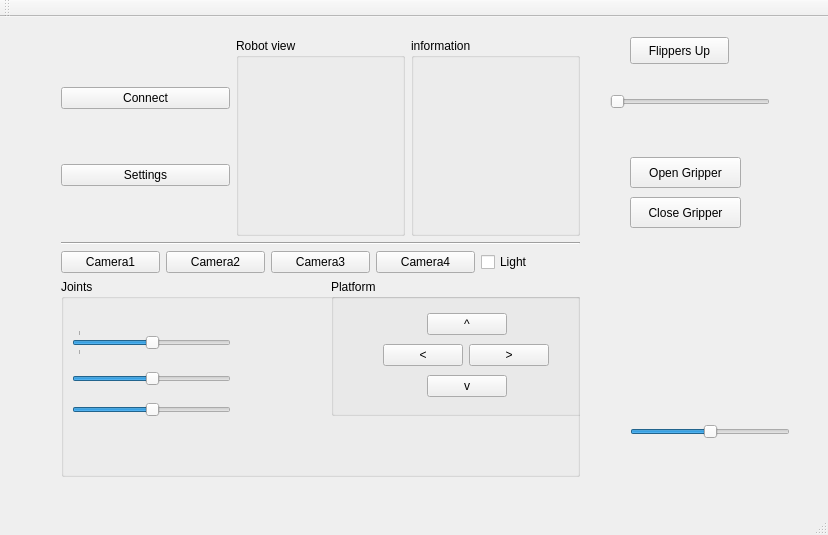
First picture: the form in qt_helloworld/gui/mainwindow.ui, repository VladMatyunin/robot_engineer, before the edit.
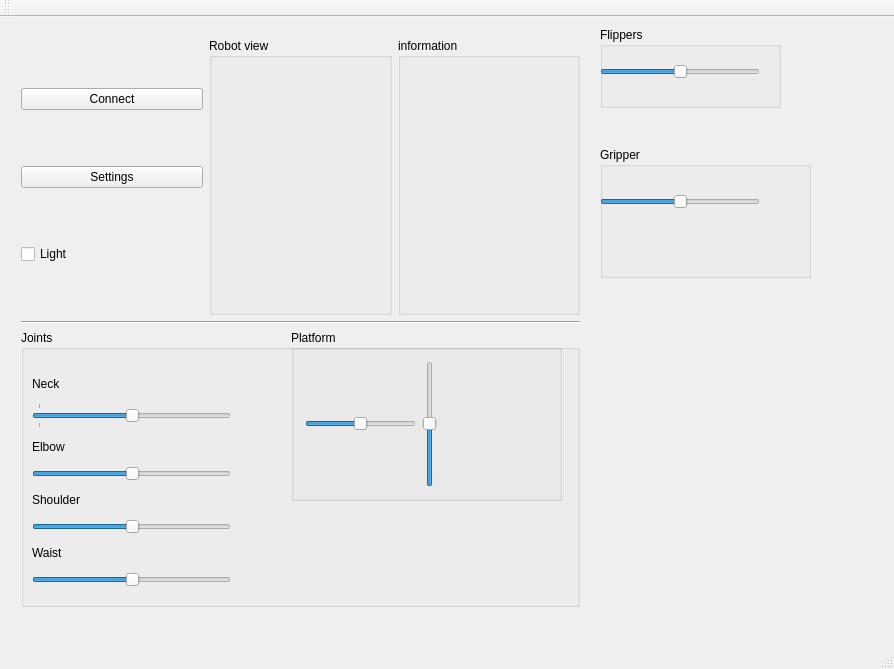
Second picture: the form after the edit.

Patch:
```diff
--- a/qt_helloworld/gui/mainwindow.ui
+++ b/qt_helloworld/gui/mainwindow.ui
@@ -6,8 +6,8 @@
    <rect>
     <x>0</x>
     <y>0</y>
-    <width>828</width>
-    <height>535</height>
+    <width>894</width>
+    <height>669</height>
    </rect>
   </property>
   <property name="windowTitle">
@@ -17,10 +17,10 @@
    <widget class="QWidget" name="verticalLayoutWidget_3">
     <property name="geometry">
      <rect>
-      <x>50</x>
+      <x>10</x>
       <y>10</y>
-      <width>541</width>
-      <height>461</height>
+      <width>581</width>
+      <height>591</height>
      </rect>
     </property>
     <layout class="QVBoxLayout" name="mainLayout">
@@ -42,6 +42,13 @@
            </property>
           </widget>
          </item>
+         <item>
+          <widget class="QCheckBox" name="lightToggle">
+           <property name="text">
+            <string>Light</string>
+           </property>
+          </widget>
+         </item>
         </layout>
        </item>
        <item>
@@ -67,45 +74,6 @@
        </property>
       </widget>
      </item>
-     <item>
-      <layout class="QHBoxLayout" name="horizontalLayout_6">
-       <item>
-        <widget class="QPushButton" name="pushButton_7">
-         <property name="text">
-          <string>Camera1</string>
-         </property>
-        </widget>
-       </item>
-       <item>
-        <widget class="QPushButton" name="pushButton_8">
-         <property name="text">
-          <string>Camera2</string>
-         </property>
-        </widget>
-       </item>
-       <item>
-        <widget class="QPushButton" name="pushButton_9">
-         <property name="text">
-          <string>Camera3</string>
-         </property>
-        </widget>
-       </item>
-       <item>
-        <widget class="QPushButton" name="pushButton_10">
-         <property name="text">
-          <string>Camera4</string>
-         </property>
-        </widget>
-       </item>
-       <item>
-        <widget class="QCheckBox" name="lightToggle">
-         <property name="text">
-          <string>Light</string>
-         </property>
-        </widget>
-       </item>
-      </layout>
-     </item>
      <item>
       <widget class="QGroupBox" name="groupBox_2">
        <property name="title">
@@ -116,11 +84,18 @@
          <rect>
           <x>0</x>
           <y>30</y>
-          <width>181</width>
-          <height>131</height>
+          <width>221</width>
+          <height>238</height>
          </rect>
         </property>
         <layout class="QVBoxLayout" name="verticalLayout_2">
+         <item>
+          <widget class="QLabel" name="label">
+           <property name="text">
+            <string>Neck</string>
+           </property>
+          </widget>
+         </item>
          <item>
           <widget class="QSlider" name="horizontalSlider">
            <property name="value">
@@ -137,6 +112,13 @@
            </property>
           </widget>
          </item>
+         <item>
+          <widget class="QLabel" name="label_2">
+           <property name="text">
+            <string>Elbow</string>
+           </property>
+          </widget>
+         </item>
          <item>
           <widget class="QSlider" name="neckSlider">
            <property name="value">
@@ -147,6 +129,30 @@
            </property>
           </widget>
          </item>
+         <item>
+          <widget class="QLabel" name="label_4">
+           <property name="text">
+            <string>Shoulder</string>
+           </property>
+          </widget>
+         </item>
+         <item>
+          <widget class="QSlider" name="waistUpDown">
+           <property name="value">
+            <number>50</number>
+           </property>
+           <property name="orientation">
+            <enum>Qt::Horizontal</enum>
+           </property>
+          </widget>
+         </item>
+         <item>
+          <widget class="QLabel" name="label_3">
+           <property name="text">
+            <string>Waist</string>
+           </property>
+          </widget>
+         </item>
          <item>
           <widget class="QSlider" name="waist">
            <property name="value">
@@ -165,7 +171,7 @@
           <x>270</x>
           <y>0</y>
           <width>271</width>
-          <height>137</height>
+          <height>171</height>
          </rect>
         </property>
         <property name="title">
@@ -173,126 +179,37 @@
         </property>
         <layout class="QHBoxLayout" name="horizontalLayout_5">
          <item>
-          <layout class="QVBoxLayout" name="verticalLayout">
-           <item>
-            <layout class="QHBoxLayout" name="horizontalLayout_2">
-             <item>
-              <spacer name="horizontalSpacer">
-               <property name="orientation">
-                <enum>Qt::Horizontal</enum>
-               </property>
-               <property name="sizeHint" stdset="0">
-                <size>
-                 <width>40</width>
-                 <height>20</height>
-                </size>
-               </property>
-              </spacer>
-             </item>
-             <item>
-              <widget class="QPushButton" name="moveForward">
-               <property name="text">
-                <string>^</string>
-               </property>
-              </widget>
-             </item>
-             <item>
-              <spacer name="horizontalSpacer_2">
-               <property name="orientation">
-                <enum>Qt::Horizontal</enum>
-               </property>
-               <property name="sizeHint" stdset="0">
-                <size>
-                 <width>40</width>
-                 <height>20</height>
-                </size>
-               </property>
-              </spacer>
-             </item>
-            </layout>
-           </item>
-           <item>
-            <layout class="QHBoxLayout" name="horizontalLayout">
-             <item>
-              <spacer name="horizontalSpacer_5">
-               <property name="orientation">
-                <enum>Qt::Horizontal</enum>
-               </property>
-               <property name="sizeHint" stdset="0">
-                <size>
-                 <width>40</width>
-                 <height>20</height>
-                </size>
-               </property>
-              </spacer>
-             </item>
-             <item>
-              <widget class="QPushButton" name="moveLeft">
-               <property name="text">
-                <string>&lt;</string>
-               </property>
-              </widget>
-             </item>
-             <item>
-              <widget class="QPushButton" name="moveRight">
-               <property name="text">
-                <string>&gt;</string>
-               </property>
-              </widget>
-             </item>
-             <item>
-              <spacer name="horizontalSpacer_6">
-               <property name="orientation">
-                <enum>Qt::Horizontal</enum>
-               </property>
-               <property name="sizeHint" stdset="0">
-                <size>
-                 <width>40</width>
-                 <height>20</height>
-                </size>
-               </property>
-              </spacer>
-             </item>
-            </layout>
-           </item>
-           <item>
-            <layout class="QHBoxLayout" name="horizontalLayout_3">
-             <item>
-              <spacer name="horizontalSpacer_3">
-               <property name="orientation">
-                <enum>Qt::Horizontal</enum>
-               </property>
-               <property name="sizeHint" stdset="0">
-                <size>
-                 <width>40</width>
-                 <height>20</height>
-                </size>
-               </property>
-              </spacer>
-             </item>
-             <item>
-              <widget class="QPushButton" name="moveBack">
-               <property name="text">
-                <string>v</string>
-               </property>
-              </widget>
-             </item>
-             <item>
-              <spacer name="horizontalSpacer_4">
-               <property name="orientation">
-                <enum>Qt::Horizontal</enum>
-               </property>
-               <property name="sizeHint" stdset="0">
-                <size>
-                 <width>40</width>
-                 <height>20</height>
-                </size>
-               </property>
-              </spacer>
-             </item>
-            </layout>
-           </item>
-          </layout>
+          <widget class="QSlider" name="platformR">
+           <property name="value">
+            <number>50</number>
+           </property>
+           <property name="orientation">
+            <enum>Qt::Horizontal</enum>
+           </property>
+          </widget>
+         </item>
+         <item>
+          <widget class="QSlider" name="platformF">
+           <property name="value">
+            <number>50</number>
+           </property>
+           <property name="orientation">
+            <enum>Qt::Vertical</enum>
+           </property>
+          </widget>
+         </item>
+         <item>
+          <spacer name="horizontalSpacer">
+           <property name="orientation">
+            <enum>Qt::Horizontal</enum>
+           </property>
+           <property name="sizeHint" stdset="0">
+            <size>
+             <width>40</width>
+             <height>20</height>
+            </size>
+           </property>
+          </spacer>
          </item>
         </layout>
        </widget>
@@ -300,73 +217,81 @@
      </item>
     </layout>
    </widget>
-   <widget class="QPushButton" name="flippersUp">
+   <widget class="QGroupBox" name="groupBox_5">
     <property name="geometry">
      <rect>
-      <x>630</x>
-      <y>20</y>
-      <width>99</width>
-      <height>27</height>
+      <x>600</x>
+      <y>130</y>
+      <width>211</width>
+      <height>131</height>
      </rect>
     </property>
-    <property name="text">
-     <string>Flippers Up</string>
+    <property name="title">
+     <string>Gripper</string>
     </property>
+    <widget class="QSlider" name="gripper">
+     <property name="geometry">
+      <rect>
+       <x>0</x>
+       <y>40</y>
+       <width>160</width>
+       <height>29</height>
+      </rect>
+     </property>
+     <property name="maximum">
+      <number>100</number>
+     </property>
+     <property name="singleStep">
+      <number>50</number>
+     </property>
+     <property name="pageStep">
+      <number>50</number>
+     </property>
+     <property name="value">
+      <number>50</number>
+     </property>
+     <property name="orientation">
+      <enum>Qt::Horizontal</enum>
+     </property>
+    </widget>
    </widget>
-   <widget class="QSlider" name="flipers_down">
+   <widget class="QGroupBox" name="groupBox_6">
     <property name="geometry">
      <rect>
-      <x>610</x>
-      <y>70</y>
-      <width>160</width>
-      <height>29</height>
+      <x>600</x>
+      <y>10</y>
+      <width>181</width>
+      <height>81</height>
      </rect>
     </property>
-    <property name="orientation">
-     <enum>Qt::Horizontal</enum>
+    <property name="title">
+     <string>Flippers</string>
     </property>
-   </widget>
-   <widget class="QPushButton" name="openGripper">
-    <property name="geometry">
-     <rect>
-      <x>630</x>
-      <y>140</y>
-      <width>111</width>
-      <height>31</height>
-     </rect>
-    </property>
-    <property name="text">
-     <string>Open Gripper</string>
-    </property>
-   </widget>
-   <widget class="QPushButton" name="closeGripper">
-    <property name="geometry">
-     <rect>
-      <x>630</x>
-      <y>180</y>
-      <width>111</width>
-      <height>31</height>
-     </rect>
-    </property>
-    <property name="text">
-     <string>Close Gripper</string>
-    </property>
-   </widget>
-   <widget class="QSlider" name="waistUpDown">
-    <property name="geometry">
-     <rect>
-      <x>630</x>
-      <y>400</y>
-      <width>160</width>
-      <height>29</height>
-     </rect>
-    </property>
-    <property name="value">
-     <number>50</number>
-    </property>
-    <property name="orientation">
-     <enum>Qt::Horizontal</enum>
-    </property>
+    <widget class="QSlider" name="flipers">
+     <property name="geometry">
+      <rect>
+       <x>0</x>
+       <y>30</y>
+       <width>160</width>
+       <height>29</height>
+      </rect>
+     </property>
+     <property name="maximum">
+      <number>100</number>
+     </property>
+     <property name="singleStep">
+      <number>50</number>
+     </property>
+     <property name="pageStep">
+      <number>50</number>
+     </property>
+     <property name="value">
+      <number>50</number>
+     </property>
+     <property name="orientation">
+      <enum>Qt::Horizontal</enum>
+     </property>
+    </widget>
    </widget>
   </widget>
   <widget class="QMenuBar" name="menuBar">
```
Left out of the diff: 2 changed lines with no effect on the pictures.
